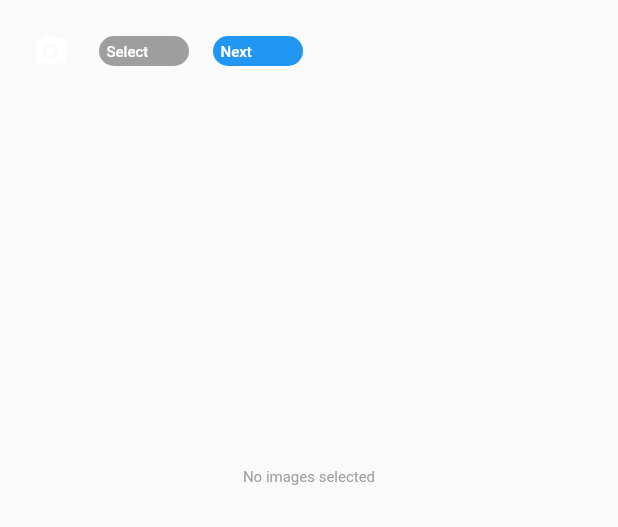
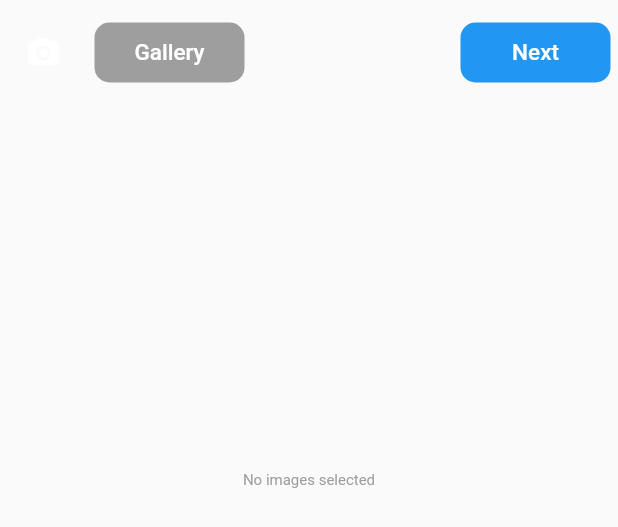
Before and after one commit to rohan-naik07/Instagram-Clone, a Flutter app: the PhotosPage widget shown alone on an empty page, opened directly, on a phone screen of 412 x 824 dp. Shown: the top 527 px of the screen. Run offline on Flutter 3.47's test engine with Material 2 defaults, Android fonts, the phone set to English and light mode, and no system bars; our stand-ins replace camera, carousel_slider, cloud_firestore, firebase_auth, firebase_core, firebase_storage and 2 more; missing offline and left inert: flutter_absolute_path, multi_image_picker; accounts and stored records are empty; network calls fail.

Commit message:
Adding post task done

```diff
--- a/lib/posts/create/ImageModel.dart
+++ b/lib/posts/create/ImageModel.dart
@@ -3,21 +3,21 @@ import 'package:flutter/foundation.dart';
 
 class ImageModel extends ChangeNotifier {
   /// Internal, private state
-  final List<File> _photos = [];
-  List<File> get photos => _photos;
+  final List<String> _photos = [];
+  List<String> get photos => _photos;
   int get length=>_photos.length;
-  File get (index)=>_photos[index];
+  String get (index)=>_photos[index];
 
   /// Adds [item] to cart. This is the only way to modify the cart from outside.
-  void add(File file) {
-   _photos.add(file);
+  void add(String string) {
+   _photos.add(string);
     // This line tells [Model] that it should rebuild the widgets that
     // depend on it.
     notifyListeners();
   }
 
-  void remove(File file) {
-    _photos.remove(file);
+  void remove(String string) {
+    _photos.remove(string);
     // Don't forget to tell dependent widgets to rebuild _every time_
     // you change the model.
     notifyListeners();
--- a/lib/posts/create/photos.dart
+++ b/lib/posts/create/photos.dart
@@ -25,12 +25,12 @@ class _PhotosState extends State<PhotosPage> {
           child: GridView.count(
             crossAxisCount: 3,
             children: List.generate(images.length, (index) {
-              File file = images.get(index);
+              String file = images.get(index);
               return Padding(
                 padding: EdgeInsets.all(5.0),
-                child: ClipRRect(
-                  borderRadius: BorderRadius.all(Radius.circular (10)),
-                  child: Image.file(file) // AssetThumb
+                  child: FittedBox(
+                    child: Image.memory(base64Decode(file),width: 100,height: 100,),
+                    fit: BoxFit.fill,
                 ),
               );
             }),
@@ -51,6 +51,7 @@ class _PhotosState extends State<PhotosPage> {
       );
   }
 
+
   loadAssets() async {
     String error = 'No Error Dectected';
     try {
@@ -63,8 +64,9 @@ class _PhotosState extends State<PhotosPage> {
       assetList.forEach((element) async {
         final filePath = await FlutterAbsolutePath.getAbsolutePath(element.identifier);
         File file = await getImageFileFromAsset(filePath);
+        String base64Image = base64Encode(file.readAsBytesSync());
         var photos = context.read<ImageModel>();
-        photos.add(file);
+        photos.add(base64Image);
       });
     } on Exception catch (e) {
       error = e.toString();
@@ -105,50 +107,47 @@ class _PhotosState extends State<PhotosPage> {
           return Container(
               child: Column (
                 children: <Widget> [
-                  Padding (
-                    padding: const EdgeInsets.all(10.0),
-                    child: Row(
+                  Padding(
+                    padding: EdgeInsets.all(5),
+                    child : Row(
                       children: <Widget>[
                         IconButton(
                             onPressed: () async { await takePic(); },
                             icon: Icon(
                               Icons.camera_alt_rounded,
                               color: Colors.white,
-                            )
+                            ),
+                          color: Colors.blue,
                         ),
-                        TextButton(
-                          onPressed: () async { await loadAssets(); },
-                          child:Container(
-                            height: 20,
-                            width: 60,
+                          Container(
+                            height: 40,
+                            margin: EdgeInsets.all(10),
+                            width: 100,
                             decoration: BoxDecoration(
                                 color: Colors.grey,
                                 borderRadius: BorderRadius.circular(10)
                             ),
-                            child: Padding(
-                                padding: const EdgeInsets.all(5.0),
-                                child : Text( 'Select From Gallery', style: TextStyle(color: Colors.white, fontSize: 10))
+                            child: TextButton(
+                                onPressed: () async { await loadAssets(); },
+                                child :Text('Gallery',style: TextStyle(color: Colors.white, fontSize: 15))
                             ),
                           ),
-                        ),
-                        TextButton(
-                          onPressed: ()=>Navigator.push(context,
-                            MaterialPageRoute(
-                                builder: (context) => SubmitPage()
-                            ),
-                          ),
-                          child:Container(
-                            height: 20,
-                            width: 60,
+                          Expanded(child: Container()),
+                          Container(
+                            height: 40,
+                            width: 100,
                             decoration: BoxDecoration(
                                 color: Colors.blue,
                                 borderRadius: BorderRadius.circular(10)
                             ),
-                            child: Padding(
-                                padding: const EdgeInsets.all(5.0),
-                                child : Text( 'Next', style: TextStyle(color: Colors.white, fontSize: 10))
+                            child:TextButton(
+                                child: Text( 'Next', style: TextStyle(color: Colors.white, fontSize: 15)),
+                                onPressed: ()=>Navigator.push(context,
+                                MaterialPageRoute(
+                                  builder: (context) => SubmitPage()
+                                ),
                             ),
-                          ),
+                          )
                         )
                       ],
                     ),
--- a/pubspec.yaml
+++ b/pubspec.yaml
@@ -41,6 +41,7 @@ dependencies:
   path:
   provider: ^5.0.0
   multi_image_picker: ^4.6.9
+  image:
 
 dev_dependencies:
   flutter_test:
```
Also changed, not shown: lib/posts/create/camera.dart (+3 -4 lines), lib/posts/create/submit.dart (+13 -10 lines), lib/posts/feed.dart (+87 -10 lines), pubspec.lock.
